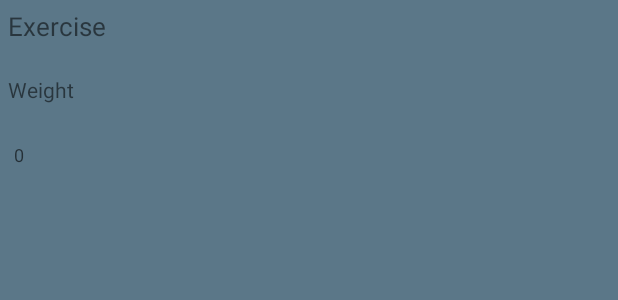
After one commit to janbiko/URGaining, an Android app: the layout popup_exercise_details.xml on its own in the app's theme, with its tools: preview values and no code run, on a phone screen of 412 x 824 dp. The commit adds this screen. Shown: the top 300 px of the screen. Run offline under Robolectric (Android 15) with nearby library versions, the phone set to English and light mode, and no system bars.

Commit message:
Added "ExerciseDetails" class

```diff
--- a/app/src/main/AndroidManifest.xml
+++ b/app/src/main/AndroidManifest.xml
@@ -32,6 +32,10 @@
             android:screenOrientation="portrait"
             android:theme="@style/AppTheme.PopupTheme">
         </activity>
+        <activity android:name=".ExerciseDetails"
+            android:screenOrientation="portrait"
+            android:theme="@style/AppTheme.PopupTheme">
+        </activity>
     </application>
 
 </manifest>
--- a/app/src/main/java/janbiko/urgaining/AddExercisePopup.java
+++ b/app/src/main/java/janbiko/urgaining/AddExercisePopup.java
@@ -100,7 +100,7 @@ public class AddExercisePopup extends Activity{
 
     private void initSpinner() {
         setCountSpinner = (Spinner) findViewById(R.id.set_count_spinner);
-        Integer[] values = new Integer[] {1, 2, 3, 4, 5, 6, 7, 8, 9, 10, 11, 12, 13, 14, 15};
+        Integer[] values = new Integer[] {1, 2, 3, 4, 5, 6, 7, 8};
         spinnerAdapter = new ArrayAdapter<>(AddExercisePopup.this,
                 R.layout.support_simple_spinner_dropdown_item, values);
         spinnerAdapter.setDropDownViewResource(R.layout.support_simple_spinner_dropdown_item);
--- a/app/src/main/java/janbiko/urgaining/ExercisesActivity.java
+++ b/app/src/main/java/janbiko/urgaining/ExercisesActivity.java
@@ -69,8 +69,10 @@ public class ExercisesActivity extends Activity {
 
         exerciseNamesList.setOnItemClickListener(new AdapterView.OnItemClickListener() {
             @Override
-            public void onItemClick(AdapterView<?> adapterView, View view, int i, long l) {
-                Toast.makeText(getApplicationContext(), "Item clicked.", Toast.LENGTH_SHORT).show();
+            public void onItemClick(AdapterView<?> adapterView, View view, int position, long l) {
+                Intent i = new Intent(ExercisesActivity.this, ExerciseDetails.class);
+                i.putExtra("ExerciseName", listItems.get(position));
+                startActivity(i);
             }
         });
 
--- /dev/null
+++ b/app/src/main/res/layout/popup_exercise_details.xml
@@ -0,0 +1,63 @@
+<?xml version="1.0" encoding="utf-8"?>
+<RelativeLayout xmlns:android="http://schemas.android.com/apk/res/android"
+    android:orientation="vertical" android:layout_width="match_parent"
+    android:layout_height="match_parent"
+    android:background="@color/colorAccent">
+
+    <TextView
+        android:layout_width="wrap_content"
+        android:layout_height="wrap_content"
+        android:id="@+id/name_exercise"
+        android:textSize="17sp"
+        android:paddingTop="5dp"
+        android:paddingStart="5dp"
+        android:paddingEnd="0dp"
+        android:text="@string/exercise_name_placeholder"/>
+
+    <LinearLayout
+        android:layout_width="match_parent"
+        android:layout_height="wrap_content"
+        android:layout_marginStart="5dp"
+        android:layout_marginEnd="5dp"
+        android:layout_marginTop="50dp"
+        android:orientation="vertical">
+
+        <LinearLayout
+            android:layout_width="wrap_content"
+            android:layout_height="match_parent"
+            android:id="@+id/titles">
+
+            <TextView
+                android:layout_width="wrap_content"
+                android:layout_height="wrap_content"
+                android:text="@string/weight"/>
+
+        </LinearLayout>
+
+        <LinearLayout
+            android:layout_width="wrap_content"
+            android:layout_height="match_parent"
+            android:id="@+id/values_input"
+            android:layout_marginTop="15dp">
+
+            <EditText
+                android:layout_width="35dp"
+                android:layout_height="wrap_content"
+                android:textSize="12sp"
+                android:inputType="numberDecimal"
+                android:singleLine="true"
+                android:hint="@string/values_hint"/>
+            <!--
+            <EditText
+                android:layout_width="25dp"
+                android:layout_height="wrap_content"
+                android:textSize="12sp"
+                android:layout_marginLeft="12dp"
+                android:hint="@string/values_hint"/>
+            -->
+
+        </LinearLayout>
+
+    </LinearLayout>
+
+</RelativeLayout>
--- a/app/src/main/res/values/strings.xml
+++ b/app/src/main/res/values/strings.xml
@@ -30,4 +30,8 @@
         <item>14</item>
         <item>15</item>
     </integer-array>
+
+    <string name="exercise_name_placeholder">Exercise</string>
+    <string name="weight">Weight</string>
+    <string name="values_hint">0</string>
 </resources>
```
Also changed, not shown: app/src/main/java/janbiko/urgaining/ExerciseDetails.java (added, +122 -0 lines).
